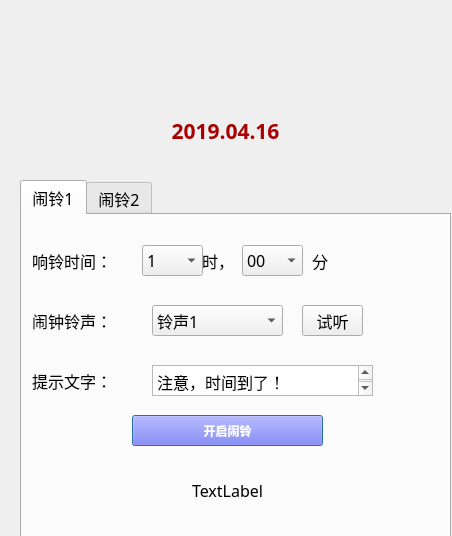
Above: AlarmClock/AlarmClock.ui from WoniuStudio/AlarmClock before the change. Below: the same form after it.
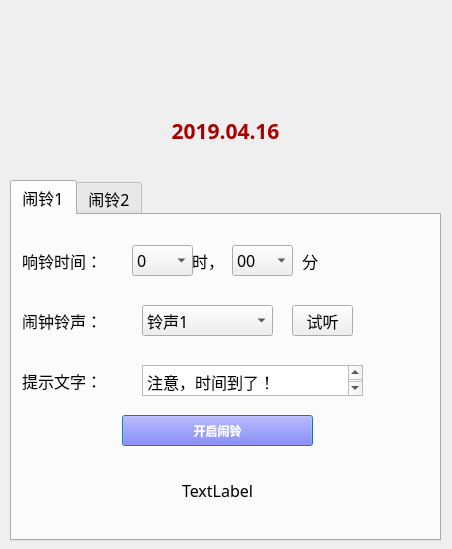
That is the form after the change. Icons and pictures are not drawn.

The edit to the form file:
```diff
--- a/AlarmClock/AlarmClock.ui
+++ b/AlarmClock/AlarmClock.ui
@@ -7,7 +7,7 @@
     <x>0</x>
     <y>0</y>
     <width>452</width>
-    <height>536</height>
+    <height>549</height>
    </rect>
   </property>
   <property name="sizePolicy">
@@ -22,7 +22,7 @@
   <widget class="QTabWidget" name="tabWidget">
    <property name="geometry">
     <rect>
-     <x>20</x>
+     <x>10</x>
      <y>180</y>
      <width>431</width>
      <height>361</height>
@@ -79,6 +79,11 @@
        <height>31</height>
       </rect>
      </property>
+     <item>
+      <property name="text">
+       <string>0</string>
+      </property>
+     </item>
      <item>
       <property name="text">
        <string>1</string>
```
